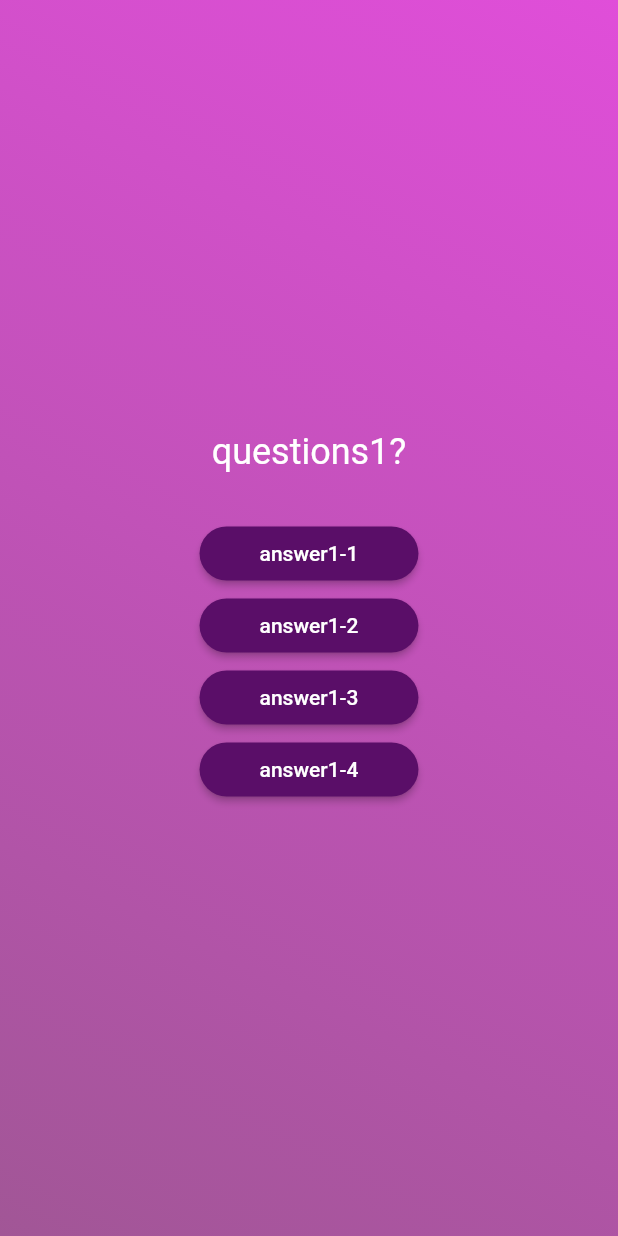
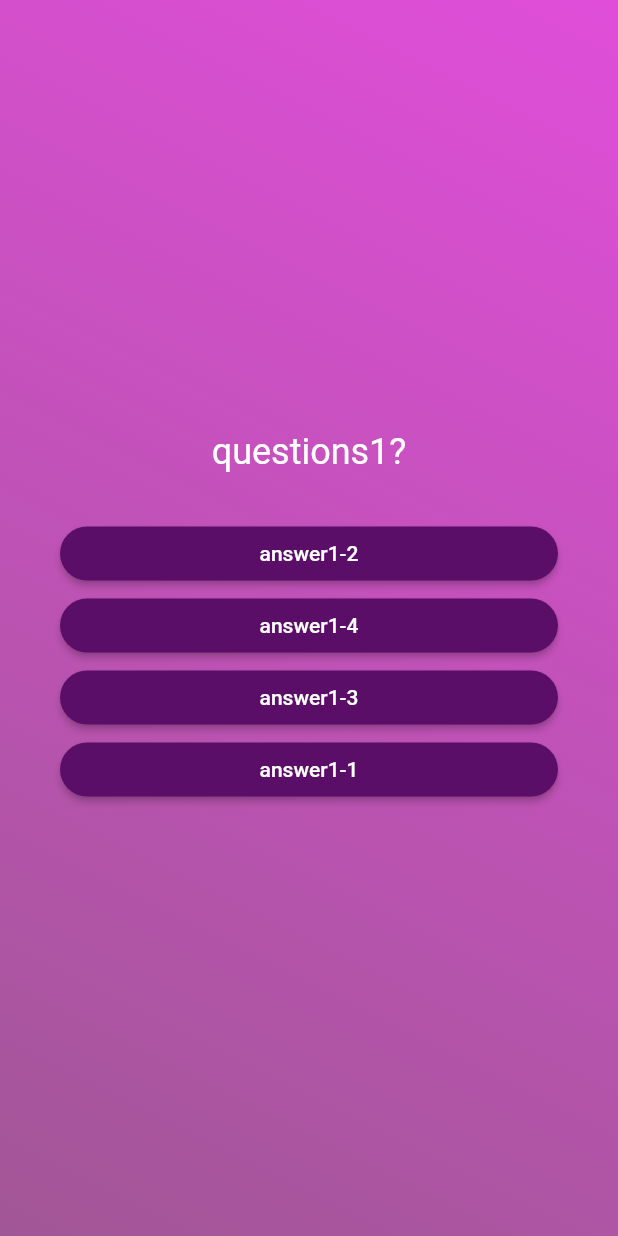
Before and after one commit to mayuhome/adv_basics, a Flutter app: the screen it shows after launch, after a tap on "Start quiz~", on a phone screen of 412 x 824 dp. Run offline on Flutter 3.47's test engine with Material 2 defaults, Android fonts, the phone set to English and light mode, and no system bars.

```diff
--- a/lib/models/quiz_question.dart
+++ b/lib/models/quiz_question.dart
@@ -3,4 +3,10 @@ class QuizQuestion {
 
   final String text;
   final List<String> answers;
+
+  List<String> getShuffledAnswers(){
+    final list = List.of(answers);
+    list.shuffle();
+    return list;
+  }
 }
--- a/lib/questions_screen.dart
+++ b/lib/questions_screen.dart
@@ -16,22 +16,28 @@ class _QuestionsScreenState extends State<QuestionsScreen> {
     final currentQuestion = questions[0];
     return SizedBox(
       width: double.infinity,
+      child: Container(
+        margin: const EdgeInsets.all(40),
         child: Column(
           mainAxisAlignment: MainAxisAlignment.center,
+          crossAxisAlignment: CrossAxisAlignment.stretch,
           children: [
             Text(currentQuestion.text, style: const TextStyle(
               color: Colors.white,
-            fontSize: 24
-          ),),
+              fontSize: 24,
+            ),
+            textAlign: TextAlign.center,
+            ),
             const SizedBox(
               height: 30,
             ),
-          ...currentQuestion.answers.map((answer){
+            ...currentQuestion.getShuffledAnswers().map((answer){
               return AnswerButton(answerText: answer, onTap: (){});
             })
 
           ],
         ),
+      ),
     );
   }
 }
```
Lines whose indentation alone changed are shown as unchanged.
